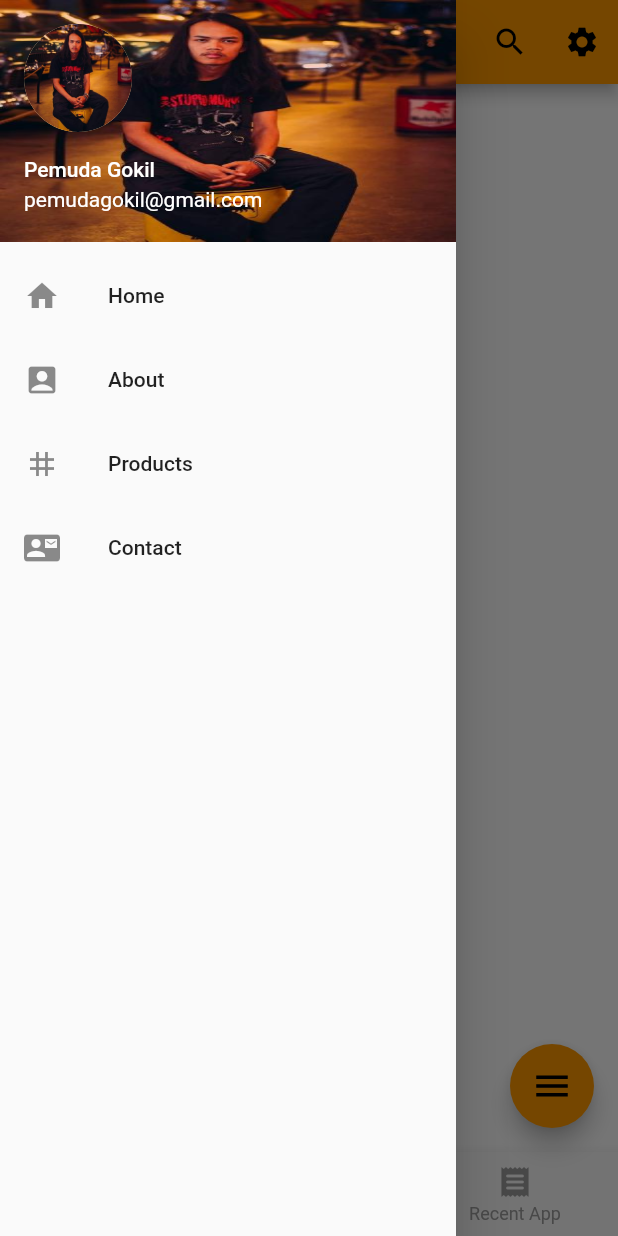
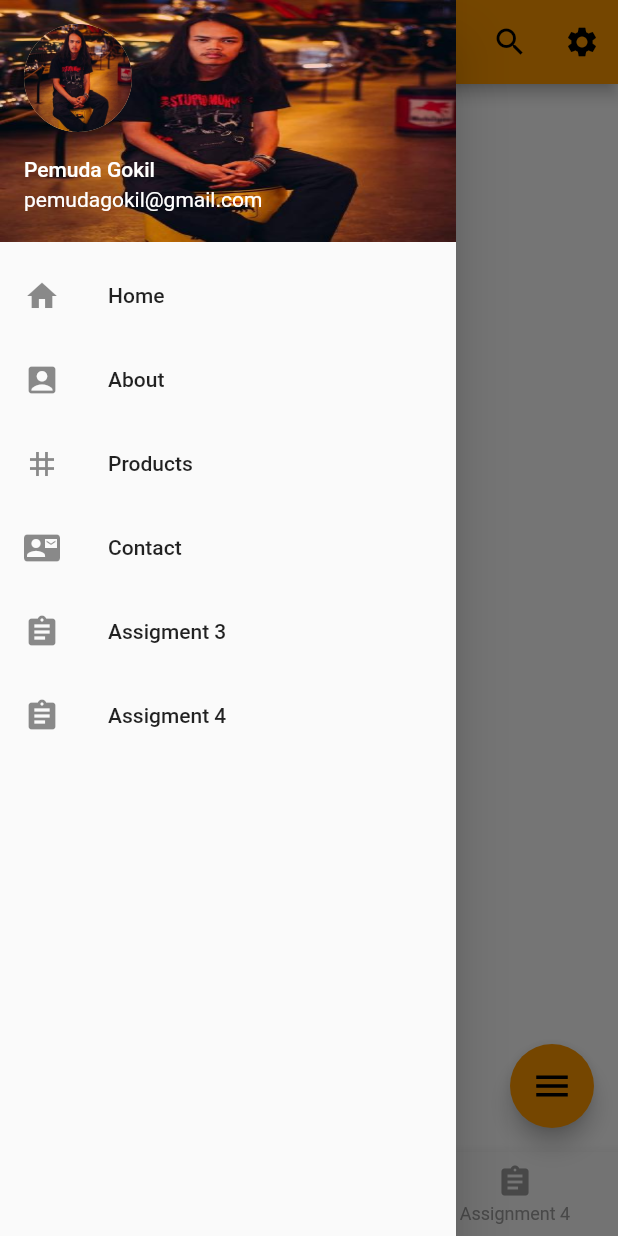
Before and after one commit to raupsss/belajar-flutter, a Flutter app: the screen it shows after launch, with the side drawer open, on a phone screen of 412 x 824 dp. Run offline on Flutter 3.47's test engine with Material 2 defaults, Android fonts, the light colour scheme and no system bars; drawn by our look-alikes of flutter_speed_dial.

Commit message:
assignment 3

```diff
--- a/lib/main.dart
+++ b/lib/main.dart
@@ -2,6 +2,7 @@
 
 import 'package:flutter/material.dart';
 import 'package:flutter_speed_dial/flutter_speed_dial.dart';
+import 'package:test_app/shop_list.dart';
 
 void main() {
   runApp(const MyApp());
@@ -34,11 +35,6 @@ class MyHomePage extends StatefulWidget {
 
 class _MyHomePageState extends State<MyHomePage> {
   int _selectedIndex = 0;
-  void _changeSelected(int index) {
-    setState(() {
-      _selectedIndex = index;
-    });
-  }
 
   @override
   Widget build(BuildContext context) {
@@ -98,7 +94,20 @@ class _MyHomePageState extends State<MyHomePage> {
               leading: Icon(Icons.contact_mail),
               title: Text("Contact"),
               onTap: () {},
-            )
+            ),
+            ListTile(
+              leading: Icon(Icons.assignment),
+              title: Text("Assigment 3"),
+              onTap: () {
+                Route route = MaterialPageRoute(builder: (context) => ShopList());
+                Navigator.push(context, route);
+              },
+            ),
+            ListTile(
+              leading: Icon(Icons.assignment),
+              title: Text("Assigment 4"),
+              onTap: () {},
+            ),
           ],
         ),
       ),
@@ -107,7 +116,7 @@ class _MyHomePageState extends State<MyHomePage> {
           mainAxisAlignment: MainAxisAlignment.center,
           children: <Widget>[
             const Text(
-              'Hello World',
+              'Welcome',
               style: TextStyle(fontSize: 20),
             ),
           ],
@@ -119,7 +128,7 @@ class _MyHomePageState extends State<MyHomePage> {
         backgroundColor: Colors.orange[0],
         visible: true,
         curve: Curves.bounceInOut,
-        tooltip: "my",
+        tooltip: "My Assignment",
         children: [
           SpeedDialChild(
             child: Icon(Icons.chrome_reader_mode, color: Colors.white),
@@ -140,36 +149,34 @@ class _MyHomePageState extends State<MyHomePage> {
             labelBackgroundColor: Colors.black,
           ),
           SpeedDialChild(
-            child: Icon(Icons.laptop_chromebook, color: Colors.white),
+            child: Icon(Icons.assignment, color: Colors.white),
             backgroundColor: Colors.orange,
-            onTap: () => print('Pressed Code'),
-            label: 'Code',
+            onTap: () {
+              Route route = MaterialPageRoute(builder: (context) => ShopList());
+              Navigator.push(context, route);
+            },
+            label: 'Assignment 3',
             labelStyle:
                 TextStyle(fontWeight: FontWeight.w500, color: Colors.white),
             labelBackgroundColor: Colors.black,
           ),
         ],
       ),
-      // floatingActionButton: FloatingActionButton(
-      //   onPressed: _incrementCounter,
-      //   tooltip: 'Tambah Angka',
-      //   child: const Icon(Icons.add),
-      // ),
       bottomNavigationBar: BottomNavigationBar(
         items: const <BottomNavigationBarItem>[
-          BottomNavigationBarItem(
-            icon: Icon(Icons.arrow_back),
-            label: "Back",
-            tooltip: "",
-          ),
           BottomNavigationBarItem(
             icon: Icon(Icons.home),
             label: "Home",
             tooltip: "",
           ),
           BottomNavigationBarItem(
-            icon: Icon(Icons.receipt_rounded),
-            label: "Recent App",
+            icon: Icon(Icons.assignment),
+            label: "Assignment 3",
+            tooltip: "",
+          ),
+          BottomNavigationBarItem(
+            icon: Icon(Icons.assignment),
+            label: "Assignment 4",
             tooltip: "",
           ),
         ],
@@ -178,7 +185,12 @@ class _MyHomePageState extends State<MyHomePage> {
         unselectedItemColor: Colors.grey,
         showSelectedLabels: true,
         showUnselectedLabels: true,
-        onTap: _changeSelected,
+        onTap: (value) {
+          if (value == 1) {
+            Route route = MaterialPageRoute(builder: (context) => ShopList());
+            Navigator.push(context, route);
+          }
+        },
       ),
     );
   }
```
Also changed, not shown: lib/shop_list.dart (+117 -5 lines).
